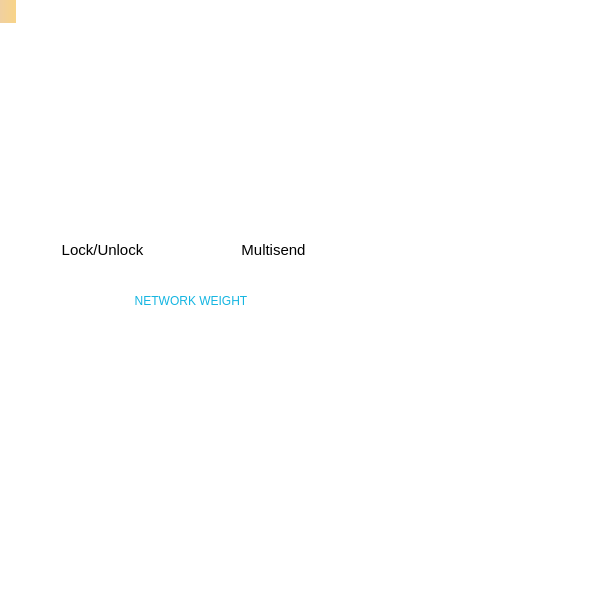
FlapXCoin/flapxcoin, file src/qt/forms/overviewpage.ui: the form before one commit; both pictures show x 0 to 611 and y 0 to 593 of the 1000 by 593 pixel window.
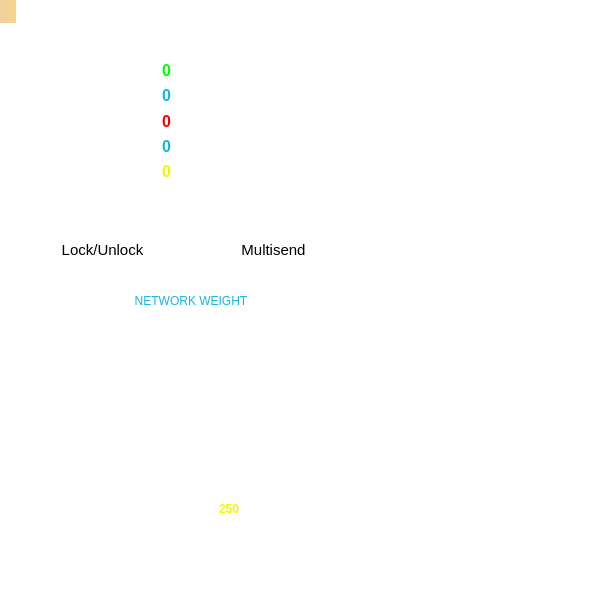
The form after the commit. Icons and pictures are not drawn.

The edit to the form file:
```diff
--- a/src/qt/forms/overviewpage.ui
+++ b/src/qt/forms/overviewpage.ui
@@ -707,6 +707,9 @@
                     <property name="topMargin">
                      <number>25</number>
                     </property>
+                    <property name="horizontalSpacing">
+                     <number>15</number>
+                    </property>
                     <item row="1" column="1">
                      <widget class="QLabel" name="labelStake">
                       <property name="sizePolicy">
@@ -721,9 +724,9 @@
                          <colorrole role="WindowText">
                           <brush brushstyle="SolidPattern">
                            <color alpha="255">
-                            <red>255</red>
-                            <green>255</green>
-                            <blue>255</blue>
+                            <red>20</red>
+                            <green>181</green>
+                            <blue>225</blue>
                            </color>
                           </brush>
                          </colorrole>
@@ -759,9 +762,9 @@
                          <colorrole role="WindowText">
                           <brush brushstyle="SolidPattern">
                            <color alpha="255">
-                            <red>255</red>
-                            <green>255</green>
-                            <blue>255</blue>
+                            <red>20</red>
+                            <green>181</green>
+                            <blue>225</blue>
                            </color>
                           </brush>
                          </colorrole>
@@ -835,7 +838,7 @@
                       </property>
                       <property name="font">
                        <font>
-                        <pointsize>14</pointsize>
+                        <pointsize>12</pointsize>
                         <weight>75</weight>
                         <bold>true</bold>
                        </font>
@@ -979,7 +982,7 @@
                       </property>
                       <property name="font">
                        <font>
-                        <pointsize>14</pointsize>
+                        <pointsize>12</pointsize>
                         <weight>75</weight>
                         <bold>true</bold>
                        </font>
@@ -1120,7 +1123,7 @@
                       </property>
                       <property name="font">
                        <font>
-                        <pointsize>14</pointsize>
+                        <pointsize>12</pointsize>
                         <weight>75</weight>
                         <bold>true</bold>
                        </font>
@@ -1258,7 +1261,7 @@
                       </property>
                       <property name="font">
                        <font>
-                        <pointsize>14</pointsize>
+                        <pointsize>12</pointsize>
                         <weight>75</weight>
                         <bold>true</bold>
                        </font>
@@ -1288,9 +1291,9 @@
                          <colorrole role="WindowText">
                           <brush brushstyle="SolidPattern">
                            <color alpha="255">
-                            <red>255</red>
+                            <red>0</red>
                             <green>255</green>
-                            <blue>255</blue>
+                            <blue>0</blue>
                            </color>
                           </brush>
                          </colorrole>
@@ -1326,9 +1329,9 @@
                          <colorrole role="WindowText">
                           <brush brushstyle="SolidPattern">
                            <color alpha="255">
-                            <red>255</red>
+                            <red>0</red>
                             <green>255</green>
-                            <blue>255</blue>
+                            <blue>0</blue>
                            </color>
                           </brush>
                          </colorrole>
@@ -1402,7 +1405,7 @@
                       </property>
                       <property name="font">
                        <font>
-                        <pointsize>14</pointsize>
+                        <pointsize>12</pointsize>
                         <weight>75</weight>
                         <bold>true</bold>
                        </font>
@@ -1438,9 +1441,9 @@
                          <colorrole role="WindowText">
                           <brush brushstyle="SolidPattern">
                            <color alpha="255">
-                            <red>255</red>
-                            <green>255</green>
-                            <blue>255</blue>
+                            <red>245</red>
+                            <green>245</green>
+                            <blue>0</blue>
                            </color>
                           </brush>
                          </colorrole>
@@ -1476,9 +1479,9 @@
                          <colorrole role="WindowText">
                           <brush brushstyle="SolidPattern">
                            <color alpha="255">
-                            <red>255</red>
-                            <green>255</green>
-                            <blue>255</blue>
+                            <red>245</red>
+                            <green>245</green>
+                            <blue>0</blue>
                            </color>
                           </brush>
                          </colorrole>
@@ -1552,7 +1555,7 @@
                       </property>
                       <property name="font">
                        <font>
-                        <pointsize>14</pointsize>
+                        <pointsize>12</pointsize>
                         <weight>75</weight>
                         <bold>true</bold>
                        </font>
@@ -1696,7 +1699,7 @@
                       </property>
                       <property name="font">
                        <font>
-                        <pointsize>14</pointsize>
+                        <pointsize>12</pointsize>
                         <weight>75</weight>
                         <bold>true</bold>
                        </font>
@@ -1726,9 +1729,9 @@
                          <colorrole role="WindowText">
                           <brush brushstyle="SolidPattern">
                            <color alpha="255">
-                            <red>255</red>
-                            <green>255</green>
-                            <blue>255</blue>
+                            <red>20</red>
+                            <green>181</green>
+                            <blue>225</blue>
                            </color>
                           </brush>
                          </colorrole>
@@ -1764,9 +1767,9 @@
                          <colorrole role="WindowText">
                           <brush brushstyle="SolidPattern">
                            <color alpha="255">
-                            <red>255</red>
-                            <green>255</green>
-                            <blue>255</blue>
+                            <red>20</red>
+                            <green>181</green>
+                            <blue>225</blue>
                            </color>
                           </brush>
                          </colorrole>
@@ -1840,7 +1843,7 @@
                       </property>
                       <property name="font">
                        <font>
-                        <pointsize>14</pointsize>
+                        <pointsize>12</pointsize>
                         <weight>75</weight>
                         <bold>true</bold>
                        </font>
@@ -1876,9 +1879,9 @@
                          <colorrole role="WindowText">
                           <brush brushstyle="SolidPattern">
                            <color alpha="255">
-                            <red>255</red>
-                            <green>255</green>
-                            <blue>255</blue>
+                            <red>247</red>
+                            <green>0</green>
+                            <blue>0</blue>
                            </color>
                           </brush>
                          </colorrole>
@@ -1914,9 +1917,9 @@
                          <colorrole role="WindowText">
                           <brush brushstyle="SolidPattern">
                            <color alpha="255">
-                            <red>255</red>
-                            <green>255</green>
-                            <blue>255</blue>
+                            <red>247</red>
+                            <green>0</green>
+                            <blue>0</blue>
                            </color>
                           </brush>
                          </colorrole>
@@ -1990,7 +1993,7 @@
                       </property>
                       <property name="font">
                        <font>
-                        <pointsize>14</pointsize>
+                        <pointsize>12</pointsize>
                         <weight>75</weight>
                         <bold>true</bold>
                        </font>
@@ -2134,7 +2137,7 @@
                       </property>
                       <property name="font">
                        <font>
-                        <pointsize>14</pointsize>
+                        <pointsize>12</pointsize>
                         <weight>75</weight>
                         <bold>true</bold>
                        </font>
@@ -2272,7 +2275,7 @@
                       </property>
                       <property name="font">
                        <font>
-                        <pointsize>14</pointsize>
+                        <pointsize>12</pointsize>
                         <weight>75</weight>
                         <bold>true</bold>
                        </font>
@@ -2419,7 +2422,7 @@
                       </property>
                       <property name="font">
                        <font>
-                        <pointsize>14</pointsize>
+                        <pointsize>12</pointsize>
                         <weight>75</weight>
                         <bold>true</bold>
                        </font>
@@ -5587,9 +5590,9 @@
                            <colorrole role="WindowText">
                             <brush brushstyle="SolidPattern">
                              <color alpha="255">
-                              <red>255</red>
-                              <green>255</green>
-                              <blue>255</blue>
+                              <red>245</red>
+                              <green>245</green>
+                              <blue>0</blue>
                              </color>
                             </brush>
                            </colorrole>
@@ -5643,9 +5646,9 @@
                            <colorrole role="WindowText">
                             <brush brushstyle="SolidPattern">
                              <color alpha="255">
-                              <red>255</red>
-                              <green>255</green>
-                              <blue>255</blue>
+                              <red>245</red>
+                              <green>245</green>
+                              <blue>0</blue>
                              </color>
                             </brush>
                            </colorrole>
@@ -6696,7 +6699,7 @@
                   <enum>QFrame::Plain</enum>
                  </property>
                  <layout class="QGridLayout" name="gridLayout_14">
-                  <item row="0" column="1">
+                  <item row="0" column="0">
                    <widget class="QLabel" name="label_11">
                     <property name="minimumSize">
                      <size>
```
Left out of the diff: 25 changed lines with no effect on the pictures.
